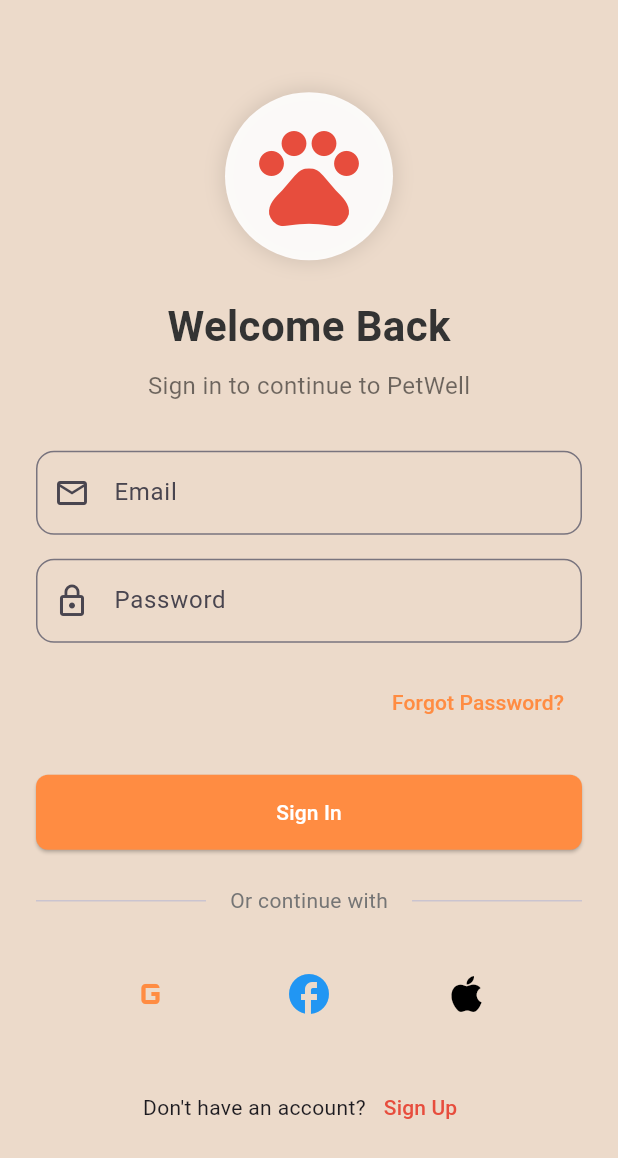
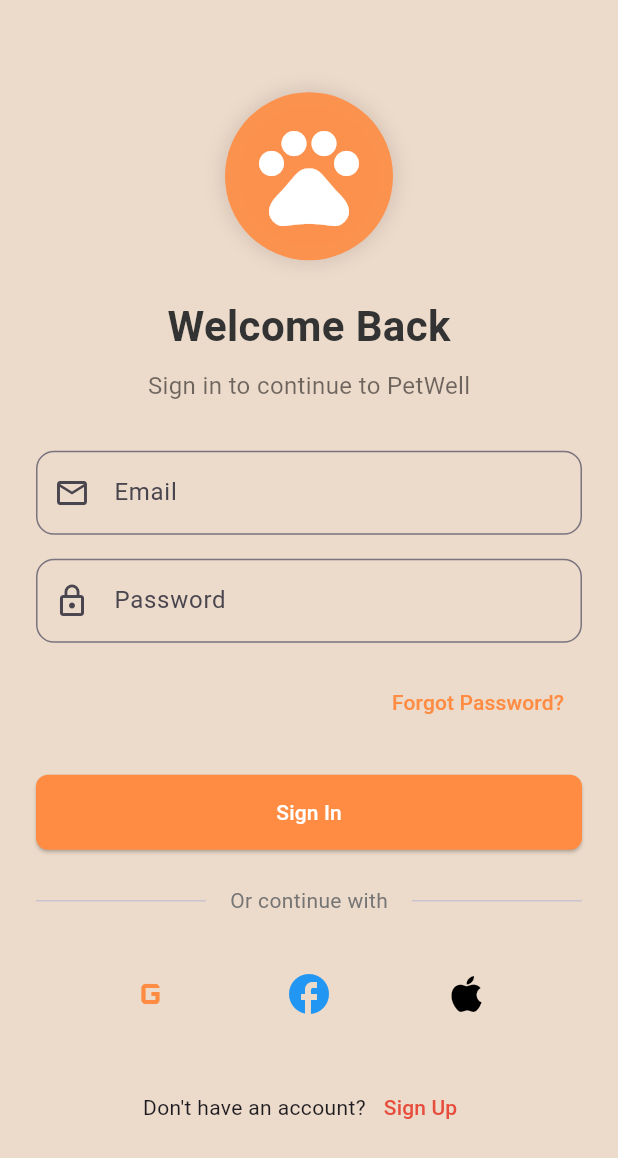
Before and after one commit to chamithharshamal/PetWell-Mobile_Application, a Flutter app: the SignInScreen screen opened by its route, on a phone screen of 412 x 824 dp. Shown: the top 1158 px of the screen. Run offline on Flutter 3.47's test engine with Material 3 defaults, Android fonts, the phone set to English and light mode, and no system bars; our stand-ins replace cloud_firestore, firebase_auth, firebase_core, fl_chart, google_sign_in, image_picker and 2 more; missing offline and left inert: flutter_facebook_auth; accounts and stored records are empty.

Commit message:
Update signin_screen.dart

```diff
--- a/petwell/lib/features/auth/screens/signin_screen.dart
+++ b/petwell/lib/features/auth/screens/signin_screen.dart
@@ -33,7 +33,7 @@
                   padding: const EdgeInsets.all(16),
                   decoration: BoxDecoration(
                     shape: BoxShape.circle,
-                    color: Colors.white.withOpacity(0.9),
+                    color:Color(0xFFFF8C42).withOpacity(0.9),
                     boxShadow: [
                       BoxShadow(
                         color: Colors.black.withOpacity(0.1),
@@ -45,7 +45,7 @@
                   child: const Icon(
                     Icons.pets,
                     size: 80,
-                    color: Color(0xFFe74d3d),
+                    color: Color(0xFFFFFFFF),
                   ),
                 ),
 
```
